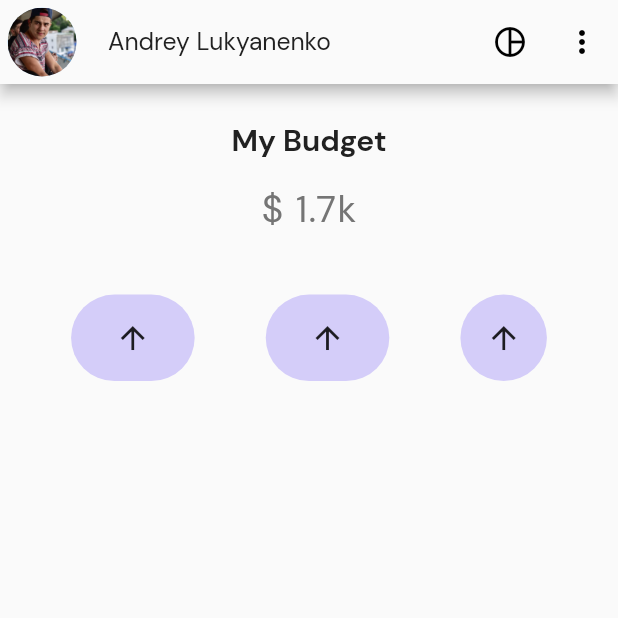
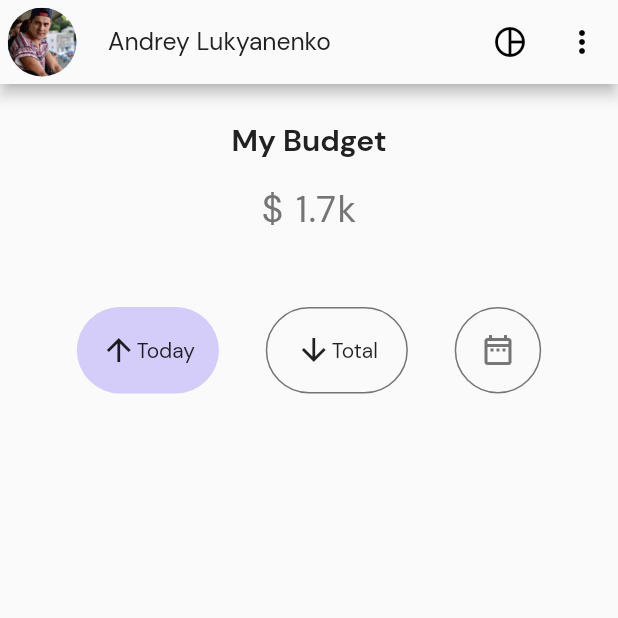
Before and after one commit to AndreyLukyanenko/dontWasteMoney, a Flutter app: the screen it shows after launch, on a phone screen of 412 x 824 dp, the top half of it. Run offline on Flutter 3.47's test engine with Material 2 defaults, Android fonts, the phone set to English and light mode, and no system bars.

Commit message:
refactor DashBoard + add new components

```diff
--- a/lib/Screens/DashboardScreen/body.dart
+++ b/lib/Screens/DashboardScreen/body.dart
@@ -1,5 +1,8 @@
+import 'package:dontWasteMoney/components/top_circular_icon.dart';
 import 'package:dontWasteMoney/components/text_header.dart';
+import 'package:dontWasteMoney/components/top_rounded_icon.dart';
 import 'package:flutter/material.dart';
+import 'package:flutter/services.dart';
 
 import '../../constans.dart';
 
@@ -60,48 +63,35 @@ class DashboardScreen extends StatelessWidget {
               ),
             ),
             SizedBox(
-              height: size.height * 0.05,
+              height: size.height * 0.06,
             ),
-            Row(
-              mainAxisAlignment: MainAxisAlignment.spaceEvenly,
-              children: [
-                Container(
-                  height: size.height * 0.07,
-                  width: size.width * 0.2,
-                  decoration: BoxDecoration(
+            Padding(
+              padding: const EdgeInsets.only(right: 20.0, left: 20.0),
+              child: Row(
+                mainAxisAlignment: MainAxisAlignment.spaceEvenly,
+                children: [
+                  TopRoundedIcon(
+                    size: size,
+                    icon: Icon(Icons.arrow_upward_outlined),
+                    text: Text('Today'),
+                    onTap: () {},
                     color: kPinkColor,
-                    borderRadius: BorderRadius.circular(45.0),
                   ),
-                  child: GestureDetector(
+                  TopRoundedIcon(
+                    size: size,
+                    icon: Icon(Icons.arrow_downward_outlined),
+                    text: Text('Total'),
+                    border: Border.all(color: kGreyColor),
+                    color: kWhiteColor,
                     onTap: () {},
-                    child: Icon(Icons.arrow_upward_outlined),
                   ),
-                ),
-                Container(
-                  height: size.height * 0.07,
-                  width: size.width * 0.2,
-                  decoration: BoxDecoration(
-                    color: kPinkColor,
-                    borderRadius: BorderRadius.circular(45.0),
+                  TopCircularIcon(
+                    size: size,
+                    color: kGreyColor,
+                    onTap: () {},
                   ),
-                  child: GestureDetector(
-                    onTap: () {},
-                    child: Icon(Icons.arrow_upward_outlined),
-                  ),
-                ),
-                Container(
-                  height: size.height * 0.07,
-                  width: size.width * 0.14,
-                  decoration: BoxDecoration(
-                    color: kPinkColor,
-                    borderRadius: BorderRadius.circular(55.0),
-                  ),
-                  child: GestureDetector(
-                    onTap: () {},
-                    child: Icon(Icons.arrow_upward_outlined),
-                  ),
-                ),
-              ],
+                ],
+              ),
             ),
           ],
         ),
--- /dev/null
+++ b/lib/components/top_circular_icon.dart
@@ -0,0 +1,40 @@
+import 'package:flutter/material.dart';
+
+import '../constans.dart';
+
+class TopCircularIcon extends StatelessWidget {
+  final Color color;
+  final Function onTap;
+  const TopCircularIcon({
+    Key key,
+    @required this.size,
+    this.color,
+    @required this.onTap,
+  }) : super(key: key);
+
+  final Size size;
+
+  @override
+  Widget build(BuildContext context) {
+    return Container(
+      height: size.height * 0.07,
+      width: size.width * 0.14,
+      decoration: BoxDecoration(
+        color: kWhiteColor,
+        border: Border.all(
+          // style: BorderStyle.solid,
+          color: color,
+          width: 1,
+        ),
+        borderRadius: BorderRadius.circular(55.0),
+      ),
+      child: GestureDetector(
+        onTap: onTap,
+        child: Icon(
+          Icons.date_range_outlined,
+          color: kGreyColor,
+        ),
+      ),
+    );
+  }
+}
--- /dev/null
+++ b/lib/components/top_rounded_icon.dart
@@ -0,0 +1,44 @@
+import 'package:flutter/material.dart';
+
+
+class TopRoundedIcon extends StatelessWidget {
+  final Function onTap;
+  final Icon icon;
+  final Text text;
+  final Border border;
+  final Color color;
+  const TopRoundedIcon({
+    Key key,
+    @required this.size,
+    this.onTap,
+    this.icon,
+    this.text,
+    this.border,
+    this.color,
+  }) : super(key: key);
+
+  final Size size;
+
+  @override
+  Widget build(BuildContext context) {
+    return Container(
+      height: size.height * 0.07,
+      width: size.width * 0.23,
+      decoration: BoxDecoration(
+        color: color,
+        border: border,
+        borderRadius: BorderRadius.circular(45.0),
+      ),
+      child: GestureDetector(
+        onTap: onTap,
+        child: Row(
+          mainAxisAlignment: MainAxisAlignment.center,
+          children: [
+            icon,
+            text,
+          ],
+        ),
+      ),
+    );
+  }
+}
--- a/lib/main.dart
+++ b/lib/main.dart
@@ -3,7 +3,7 @@ import 'package:dontWasteMoney/Screens/LoginScreen/body.dart';
 import 'package:dontWasteMoney/Screens/SignUpScreen/body.dart';
 import 'package:dontWasteMoney/constans.dart';
 import 'package:flutter/material.dart';
-import 'Screens/Wellcome/body.dart';
+import 'Screens/Wellcome_screen/body.dart';
 
 void main() {
   runApp(MyApp());
```
Also changed, not shown: lib/Screens/Wellcome_Screen/body.dart (renamed from lib/Screens/Wellcome/body.dart).
